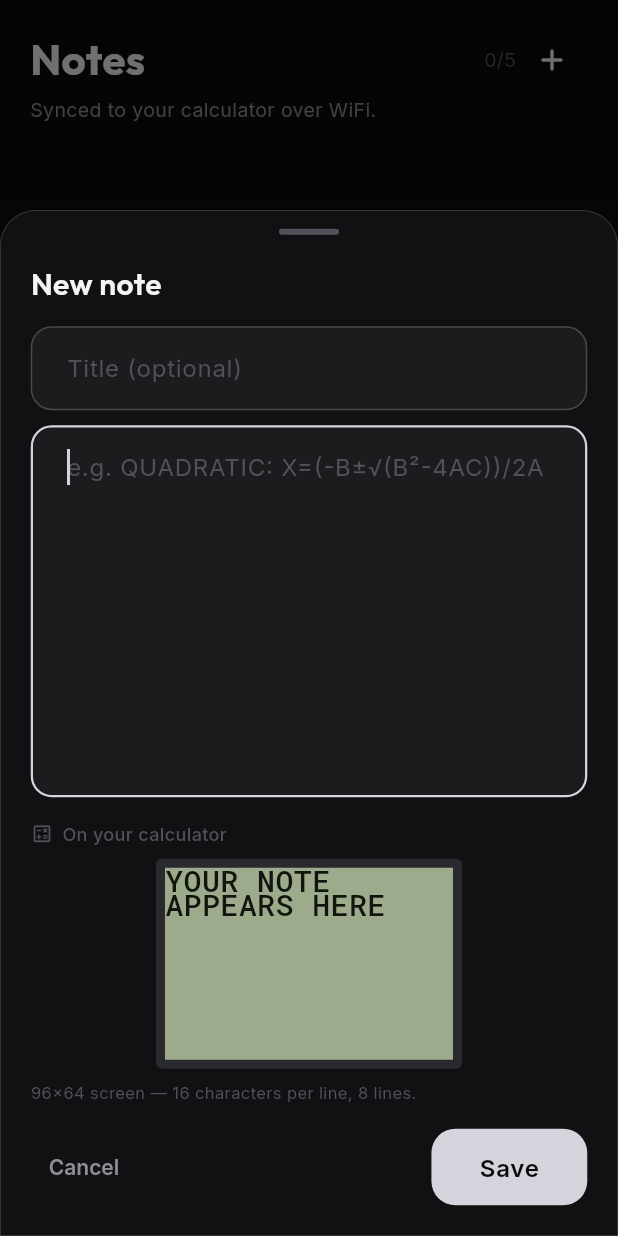
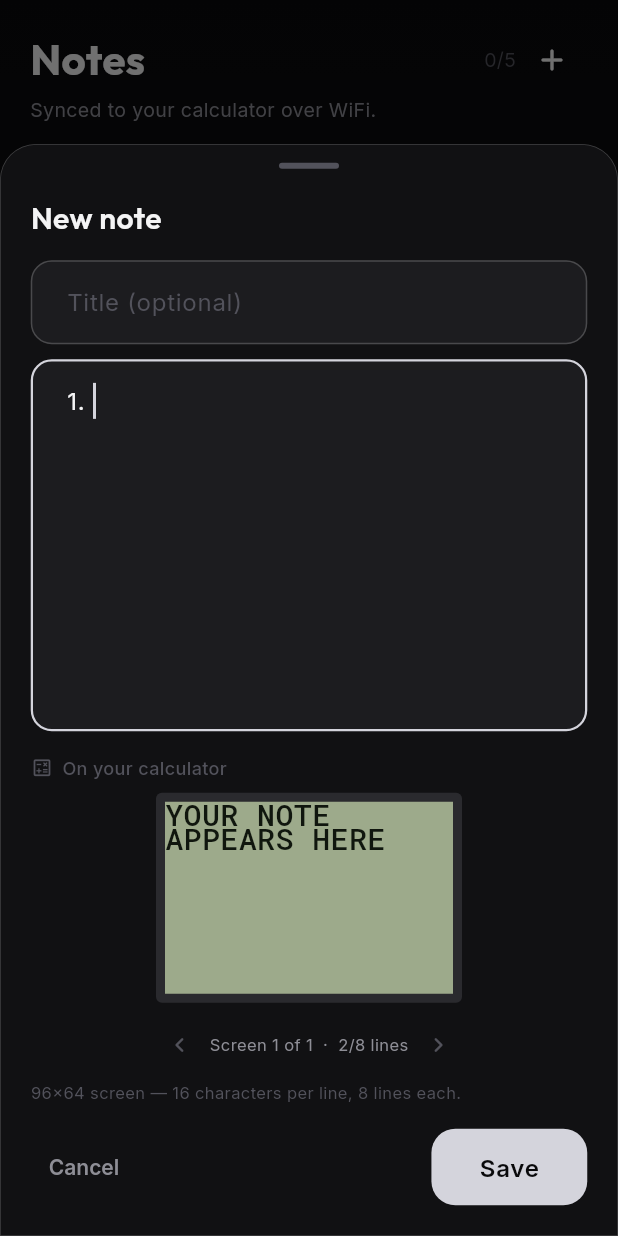
Before and after one commit to ceeazer1/calcai-app, a Flutter app: the NotesScreen widget shown alone on an empty page, opened directly, after a tap on the "add" icon, on a phone screen of 412 x 824 dp. Run offline on Flutter 3.47's test engine with Material 3 defaults, Android fonts, the phone set to English and light mode, and no system bars; our stand-ins replace flutter_blue_plus, flutter_secure_storage, google_fonts, google_sign_in, package_info_plus, shared_preferences and 1 more; accounts and stored records are empty.

Commit message:
feat: numbered-list notes + paged TI-84 preview
The note editor now behaves like a numbered doc, and the calculator preview
pages instead of clipping, so you can see how many screens a note takes.

- Body starts at "1. "; Enter after a numbered line continues the sequence,
  and Enter on an empty numbered line ends the list.
- Ti84Pager splits the note into 8-row calculator screens with prev/next and
  a "Screen 1 of 3 · 5/8 lines" readout.
- A body holding only list markers counts as empty, so a seeded "1. " can't be
  saved as a blank note.
- Unit tests for pagination boundaries (8 vs 9 lines, empty).

Co-Authored-By: Claude Opus 4.8 <noreply@anthropic.com>

```diff
--- a/lib/screens/notes_screen.dart
+++ b/lib/screens/notes_screen.dart
@@ -82,6 +82,12 @@ class _NotesScreenState extends State<NotesScreen> {
     return ok;
   }
 
+  /// True when the body holds nothing but empty list markers (e.g. the seeded
+  /// "1. "), so we don't save or preview an empty numbered note.
+  static bool _isBlankBody(String body) => body
+      .split('\n')
+      .every((l) => l.replaceAll(RegExp(r'^\s*\d+[.)]\s*'), '').trim().isEmpty);
+
   void _toast(String msg) {
     ScaffoldMessenger.of(context).showSnackBar(
       SnackBar(
@@ -93,6 +99,54 @@ class _NotesScreenState extends State<NotesScreen> {
     );
   }
 
+  /// Keeps the body field behaving like a numbered document: pressing Enter
+  /// after "3. foo" starts "4. ", and pressing Enter on an empty numbered line
+  /// ends the list instead of adding another number.
+  void _attachAutoNumbering(TextEditingController ctrl) {
+    var previous = ctrl.text;
+    ctrl.addListener(() {
+      final text = ctrl.text;
+      final sel = ctrl.selection;
+      // Only react to a single character being typed at the caret.
+      if (text.length != previous.length + 1 ||
+          !sel.isCollapsed ||
+          sel.baseOffset <= 0 ||
+          text[sel.baseOffset - 1] != '\n') {
+        previous = text;
+        return;
+      }
+
+      final priorLine =
+          text.substring(0, sel.baseOffset - 1).split('\n').last;
+      final numbered = RegExp(r'^(\d+)[.)]\s*(.*)$').firstMatch(priorLine);
+      if (numbered == null) {
+        previous = text;
+        return;
+      }
+
+      String newText;
+      int caret;
+      if (numbered.group(2)!.trim().isEmpty) {
+        // Enter on an empty numbered line → drop the number, end the list.
+        final start = sel.baseOffset - 1 - priorLine.length;
+        newText = text.substring(0, start) + text.substring(sel.baseOffset - 1);
+        caret = start;
+      } else {
+        final next = '${int.parse(numbered.group(1)!) + 1}. ';
+        newText = text.substring(0, sel.baseOffset) +
+            next +
+            text.substring(sel.baseOffset);
+        caret = sel.baseOffset + next.length;
+      }
+
+      previous = newText;
+      ctrl.value = TextEditingValue(
+        text: newText,
+        selection: TextSelection.collapsed(offset: caret),
+      );
+    });
+  }
+
   Future<void> _editNote({CalcNote? existing}) async {
     final isNew = existing == null;
     if (isNew && _notes.length >= _maxNotes) {
@@ -101,7 +155,11 @@ class _NotesScreenState extends State<NotesScreen> {
     }
 
     final titleCtrl = TextEditingController(text: existing?.title ?? '');
-    final bodyCtrl = TextEditingController(text: existing?.body ?? '');
+    // New notes start the numbered list off at "1. ".
+    final bodyCtrl = TextEditingController(text: existing?.body ?? '1. ');
+    bodyCtrl.selection =
+        TextSelection.collapsed(offset: bodyCtrl.text.length);
+    _attachAutoNumbering(bodyCtrl);
 
     final saved = await showModalBottomSheet<bool>(
       context: context,
@@ -208,19 +266,19 @@ class _NotesScreenState extends State<NotesScreen> {
                   Center(
                     child: ValueListenableBuilder<TextEditingValue>(
                       valueListenable: bodyCtrl,
-                      builder: (_, value, __) => Ti84Screen(
+                      builder: (_, value, __) => Ti84Pager(
                         // Scale 2 (192x128) keeps the Save button reachable
                         // without scrolling on short screens.
                         scale: 2,
-                        text: value.text.isEmpty
+                        text: _isBlankBody(value.text)
                             ? 'YOUR NOTE APPEARS HERE'
                             : value.text,
                       ),
                     ),
                   ),
-                  const SizedBox(height: 8),
+                  const SizedBox(height: 4),
                   Text(
-                    '96x64 screen — 16 characters per line, 8 lines.',
+                    '96x64 screen — 16 characters per line, 8 lines each.',
                     style: GoogleFonts.inter(
                       fontSize: 11,
                       color: AppColors.textTertiary,
@@ -257,8 +315,8 @@ class _NotesScreenState extends State<NotesScreen> {
     );
 
     if (saved != true || !mounted) return;
-    final body = bodyCtrl.text.trim();
-    if (body.isEmpty) {
+    final body = bodyCtrl.text.trimRight();
+    if (_isBlankBody(body)) {
       _toast('Note is empty');
       return;
     }
--- a/lib/widgets/ti84_screen.dart
+++ b/lib/widgets/ti84_screen.dart
@@ -59,9 +59,14 @@ class Ti84Screen extends StatelessWidget {
     required this.text,
     this.scale = 3,
     this.showOverflowHint = true,
+    this.lines,
   });
 
   final String text;
+
+  /// Pre-wrapped lines to render instead of wrapping [text]. Used by
+  /// [Ti84Pager] to draw one page at a time.
+  final List<String>? lines;
 
   /// Pixel multiplier. 3 renders the 96x64 panel at 288x192.
   final double scale;
@@ -76,9 +81,9 @@ class Ti84Screen extends StatelessWidget {
   @override
   Widget build(BuildContext context) {
     // The calculator renders plain uppercase text.
-    final lines = wrapForTi84(text.toUpperCase());
-    final visible = lines.take(kTi84Rows).toList();
-    final overflowed = lines.length > kTi84Rows;
+    final allLines = lines ?? wrapForTi84(text.toUpperCase());
+    final visible = allLines.take(kTi84Rows).toList();
+    final overflowed = allLines.length > kTi84Rows;
 
     // RobotoMono advances 0.6em per glyph, so this fontSize makes one glyph
     // exactly one 6px cell at the given scale.
@@ -124,9 +129,9 @@ class Ti84Screen extends StatelessWidget {
           ),
         ),
         if (showOverflowHint && overflowed) ...[
-          SizedBox(height: 6),
+          const SizedBox(height: 6),
           Text(
-            'Too long — ${lines.length - kTi84Rows} line(s) run off screen',
+            'Too long — ${allLines.length - kTi84Rows} line(s) run off screen',
             style: GoogleFonts.inter(
               fontSize: 11,
               color: const Color(0xFFFFAB40),
@@ -137,3 +142,82 @@ class Ti84Screen extends StatelessWidget {
     );
   }
 }
+
+/// Splits [text] into calculator-sized pages of [kTi84Rows] lines each.
+List<List<String>> paginateForTi84(String text) {
+  final lines = wrapForTi84(text.toUpperCase());
+  if (lines.isEmpty) return [<String>[]];
+  final pages = <List<String>>[];
+  for (var i = 0; i < lines.length; i += kTi84Rows) {
+    pages.add(lines.sublist(
+      i,
+      i + kTi84Rows > lines.length ? lines.length : i + kTi84Rows,
+    ));
+  }
+  return pages;
+}
+
+/// A TI-84 screen preview that pages through longer notes, so you can see how
+/// many calculator screens the note actually takes.
+class Ti84Pager extends StatefulWidget {
+  const Ti84Pager({super.key, required this.text, this.scale = 2});
+
+  final String text;
+  final double scale;
+
+  @override
+  State<Ti84Pager> createState() => _Ti84PagerState();
+}
+
+class _Ti84PagerState extends State<Ti84Pager> {
+  int _page = 0;
+
+  @override
+  Widget build(BuildContext context) {
+    final pages = paginateForTi84(widget.text);
+    // Keep the index valid as the user edits the text.
+    final page = _page.clamp(0, pages.length - 1);
+    final usedOnPage = pages[page].length;
+
+    return Column(
+      children: [
+        Ti84Screen(
+          text: '',
+          lines: pages[page],
+          scale: widget.scale,
+          showOverflowHint: false,
+        ),
+        const SizedBox(height: 8),
+        Row(
+          mainAxisAlignment: MainAxisAlignment.center,
+          children: [
+            IconButton(
+              onPressed:
+                  page > 0 ? () => setState(() => _page = page - 1) : null,
+              visualDensity: VisualDensity.compact,
+              icon: const Icon(Icons.chevron_left_rounded, size: 20),
+              color: const Color(0xFFF4F4F5),
+              disabledColor: const Color(0xFF52525B),
+            ),
+            Text(
+              'Screen ${page + 1} of ${pages.length}  ·  $usedOnPage/$kTi84Rows lines',
+              style: GoogleFonts.inter(
+                fontSize: 11,
+                color: const Color(0xFF8E8E96),
+              ),
+            ),
+            IconButton(
+              onPressed: page < pages.length - 1
+                  ? () => setState(() => _page = page + 1)
+                  : null,
+              visualDensity: VisualDensity.compact,
+              icon: const Icon(Icons.chevron_right_rounded, size: 20),
+              color: const Color(0xFFF4F4F5),
+              disabledColor: const Color(0xFF52525B),
+            ),
+          ],
+        ),
+      ],
+    );
+  }
+}
```
Also changed, not shown: 1 other file.
